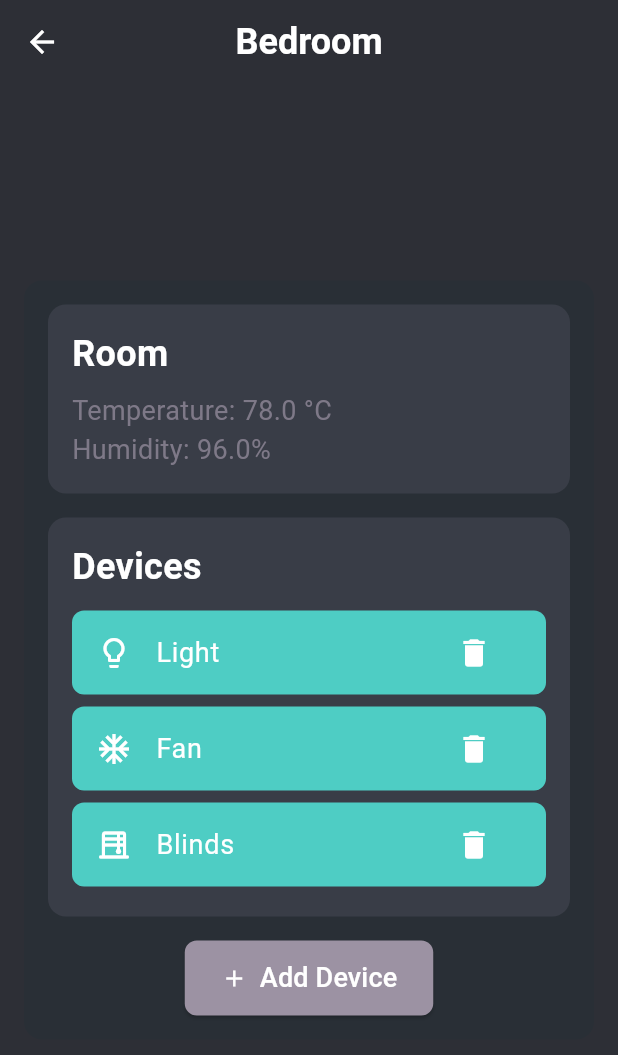
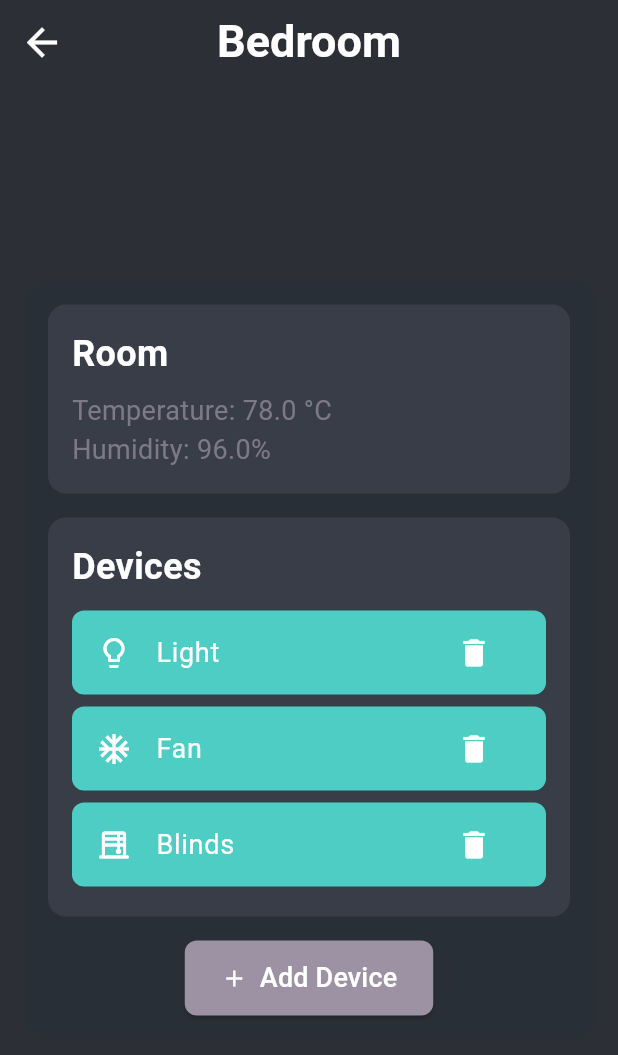
Before and after one commit to R-umaria/Project3_Section3_Group4, a Flutter app: the screen it shows after launch, on a phone screen of 412 x 824 dp. Shown: the top 1055 px of the screen. Run offline on Flutter 3.47's test engine with Material 3 defaults, Android fonts, the light colour scheme and no system bars; our stand-ins replace syncfusion_flutter_charts; missing offline and left inert: media_kit, media_kit_video.

Commit message:
fontSize of AppBar and column width changed

```diff
--- a/lib/Modules/Rooms/rooms.dart
+++ b/lib/Modules/Rooms/rooms.dart
@@ -72,12 +72,12 @@ class _RoomsPageState extends State<RoomsPage> {
         elevation: 0,
         centerTitle: true,
         leading: IconButton(
-          icon: Icon(Icons.arrow_back, color: Colors.white),
+          icon: Icon(Icons.arrow_back, color: Colors.white, size: 30,),
           onPressed: () => Navigator.pop(context),
         ),
         title: Text(
           widget.room.name,
-          style: const TextStyle(fontSize: 24, fontWeight: FontWeight.bold, color: Colors.white),
+          style: const TextStyle(fontSize: 30, fontWeight: FontWeight.bold, color: Colors.white),
         ),
       ),
       body: Center(
```
